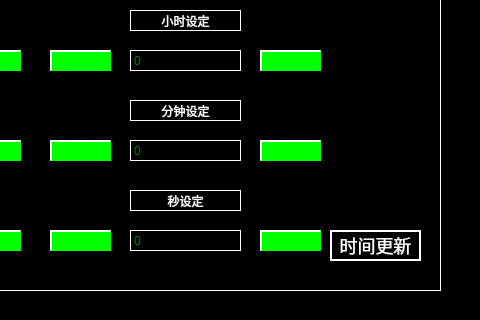
Before: the Qt Designer form main_datetime.ui in isliulin/Plan85HMI, drawn with Qt 5; both pictures show x 320 to 800 and y 180 to 500 of the 800 by 500 pixel window.
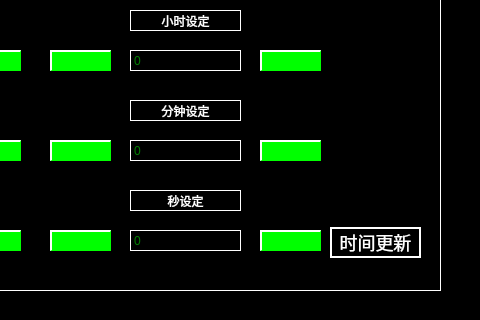
After: the same form once the commit is applied. Icons and pictures are not drawn.

The edit to the form file:
```diff
--- a/main_datetime.ui
+++ b/main_datetime.ui
@@ -633,7 +633,7 @@
    <property name="geometry">
     <rect>
      <x>650</x>
-     <y>410</y>
+     <y>407</y>
      <width>91</width>
      <height>31</height>
     </rect>
```
Left out of the diff: 85 changed lines with no effect on the pictures.
